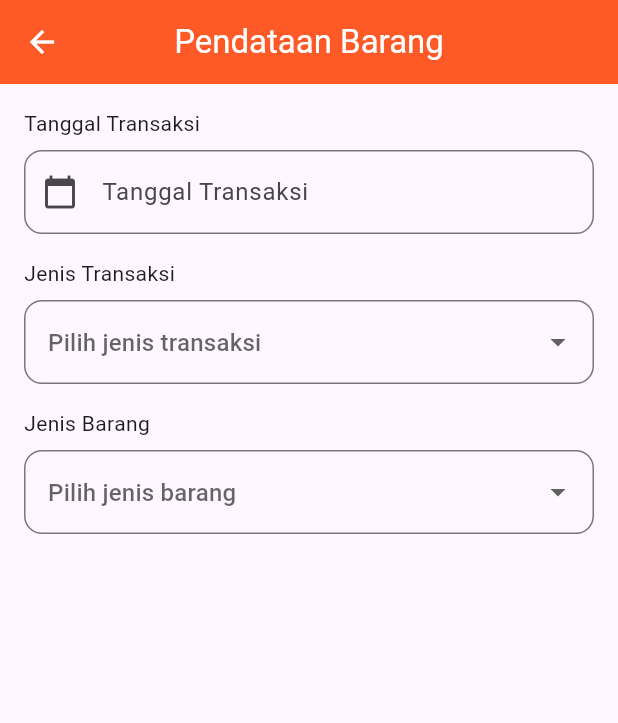
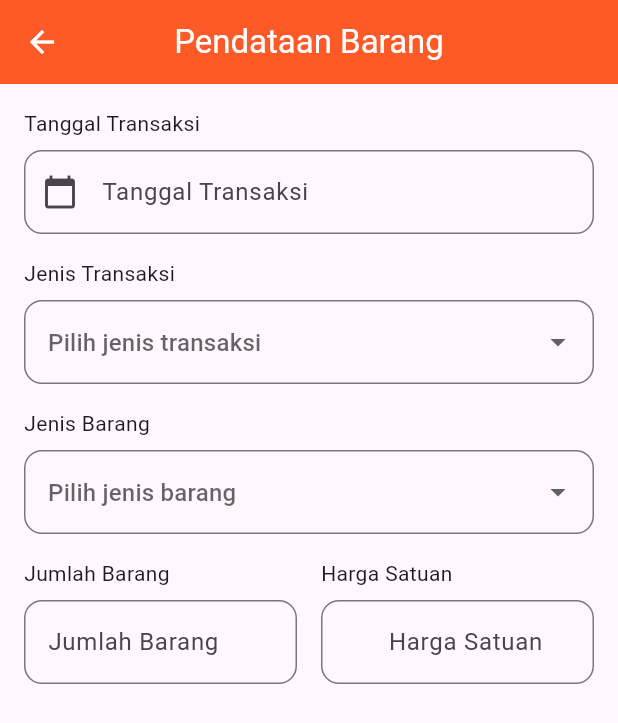
Before and after one commit to IAMHUDA/20220140049_UCP1Flutter, a Flutter app: the DataBarangPage screen opened directly, on a phone screen of 412 x 824 dp. Shown: the top 723 px of the screen. Run offline on Flutter 3.47's test engine with Material 3 defaults, Android fonts, the phone set to English and light mode, and no system bars.

Commit message:
add jumlah barang dan harga satuan

```diff
--- a/lib/data_barang_page.dart
+++ b/lib/data_barang_page.dart
@@ -163,6 +163,63 @@ class _DataBarangPageState extends State<DataBarangPage> {
                   return null;
                 },
               ),
+              const SizedBox(height: 16),
+              Row(
+                children: [
+                  Expanded(
+                    child: Column(
+                      crossAxisAlignment: CrossAxisAlignment.start,
+                      children: [
+                        const Text('Jumlah Barang'),
+                        const SizedBox(height: 8),
+                        TextFormField(
+                          controller: _jumlahController,
+                          keyboardType: TextInputType.number,
+                          decoration: InputDecoration(
+                            hintText: 'Jumlah Barang',
+                            border: OutlineInputBorder(
+                              borderRadius: BorderRadius.circular(12),
+                            ),
+                          ),
+                          validator: (value) {
+                            if (value == null || value.isEmpty) {
+                              return 'Jumlah barang tidak boleh kosong';
+                            }
+                            return null;
+                          },
+                        ),
+                      ],
+                    ),
+                  ),
+                  const SizedBox(width: 16),
+                  Expanded(
+                    child: Column(
+                      crossAxisAlignment: CrossAxisAlignment.start,
+                      children: [
+                        const Text('Harga Satuan'),
+                        const SizedBox(height: 8),
+                        TextFormField(
+                          controller: _hargaController,
+                          readOnly: true,
+                          decoration: InputDecoration(
+                            prefixText: 'Rp. ',
+                            hintText: 'Harga Satuan',
+                            border: OutlineInputBorder(
+                              borderRadius: BorderRadius.circular(12),
+                            ),
+                          ),
+                          validator: (value) {
+                            if (value == null || value.isEmpty) {
+                              return 'Harga satuan tidak boleh kosong';
+                            }
+                            return null;
+                          },
+                        ),
+                      ],
+                    ),
+                  ),
+                ],
+              ),
             ],
           )
         ),
```
